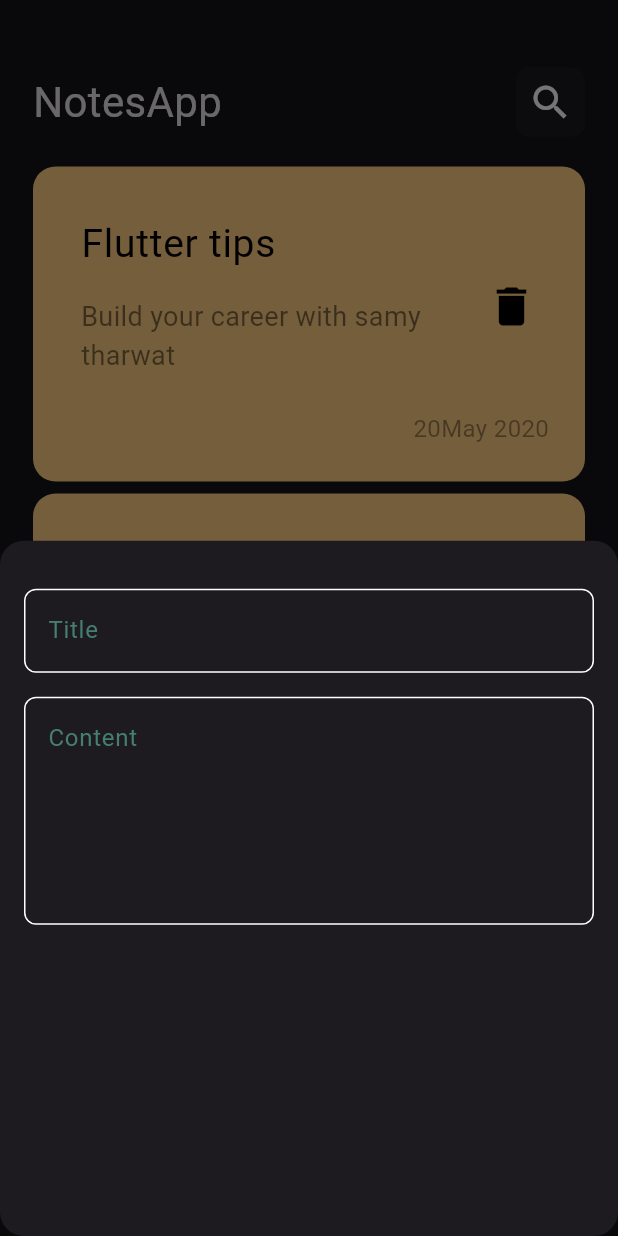
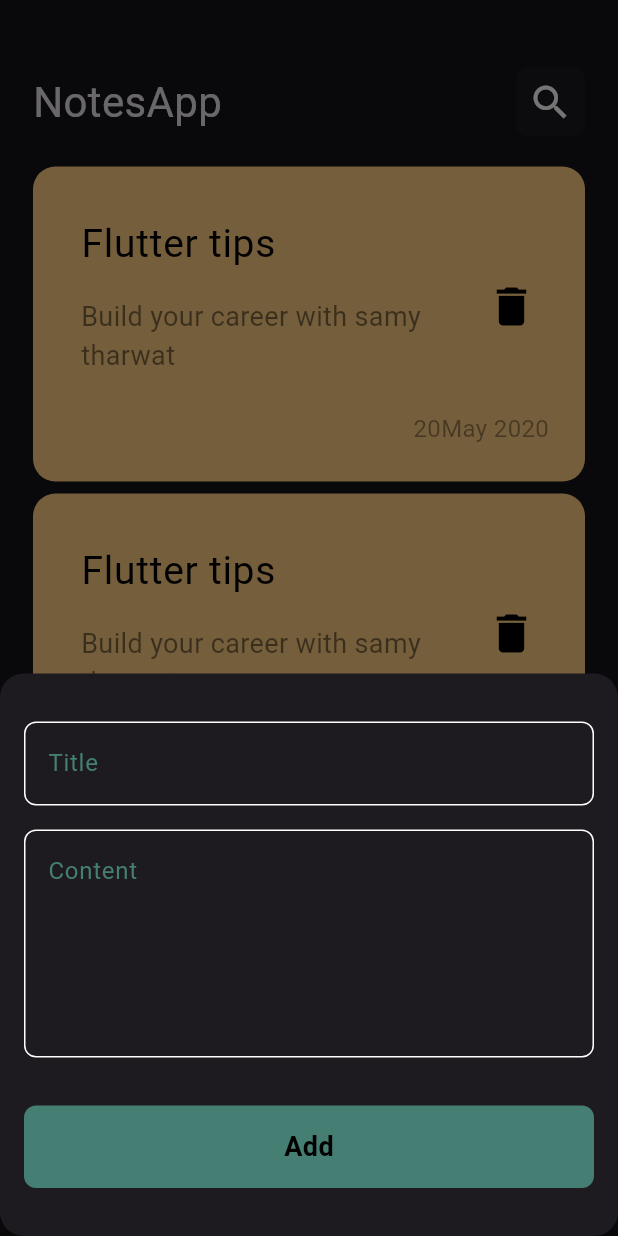
Before and after one commit to esraamahmoud7/NOtes_App, a Flutter app: the screen it shows after launch, after a tap on the "add" icon, on a phone screen of 412 x 824 dp. Run offline on Flutter 3.47's test engine with Material 3 defaults, Android fonts, the phone set to English and light mode, and no system bars; Roboto replaces fonts that are missing (assets/Poppins-Regular.ttf).

Commit message:
finish bottom sheet

```diff
--- /dev/null
+++ b/lib/widgets/CustomButton.dart
@@ -0,0 +1,28 @@
+import 'package:flutter/material.dart';
+
+import 'Constants.dart';
+
+class CustomButton extends StatelessWidget {
+  const CustomButton({super.key});
+
+  @override
+  Widget build(BuildContext context) {
+    return  Container(
+      width: MediaQuery.of(context).size.width,
+      height: 55,
+      decoration: BoxDecoration(
+        color: KPrimaryColor,
+        borderRadius: BorderRadius.circular(8),
+      ),
+      child: const  Center(
+        child: Text("Add",
+          style: TextStyle(
+              color: Colors.black,
+              fontSize: 18,
+              fontWeight: FontWeight.bold
+          )
+          ,),
+      ),
+    );
+  }
+}
--- a/lib/widgets/add_Note_Button.dart
+++ b/lib/widgets/add_Note_Button.dart
@@ -1,5 +1,7 @@
+
 import 'package:flutter/material.dart';
 
+import 'CustomButton.dart';
 import 'Custom_Text_Field.dart';
 class AddNoteButtonSheet extends StatelessWidget {
   const AddNoteButtonSheet({super.key});
@@ -8,13 +10,18 @@ class AddNoteButtonSheet extends StatelessWidget {
   Widget build(BuildContext context) {
     return Padding(
       padding: const EdgeInsets.symmetric(horizontal: 16.0),
+      child: SingleChildScrollView(
         child: Column(
             children: const [
               SizedBox(height: 32,),
               CustomText(hint:"Title"),
               SizedBox(height: 16,),
-            CustomText(hint:"Content",maxLine: 5,)
+              CustomText(hint:"Content",maxLine: 5,),
+              SizedBox(height: 32,),
+              CustomButton(),
+              SizedBox(height: 32,)
             ],
+        ),
       ),
     );
   }
```
Lines whose indentation alone changed are shown as unchanged.
